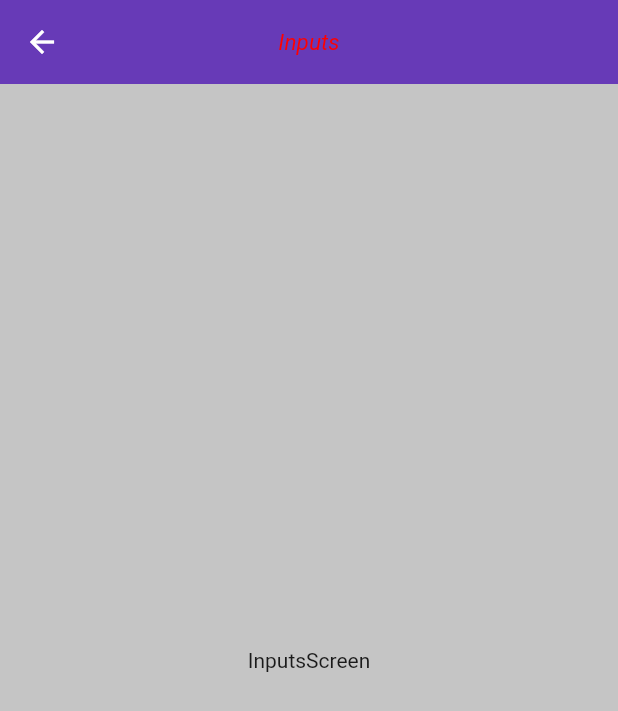
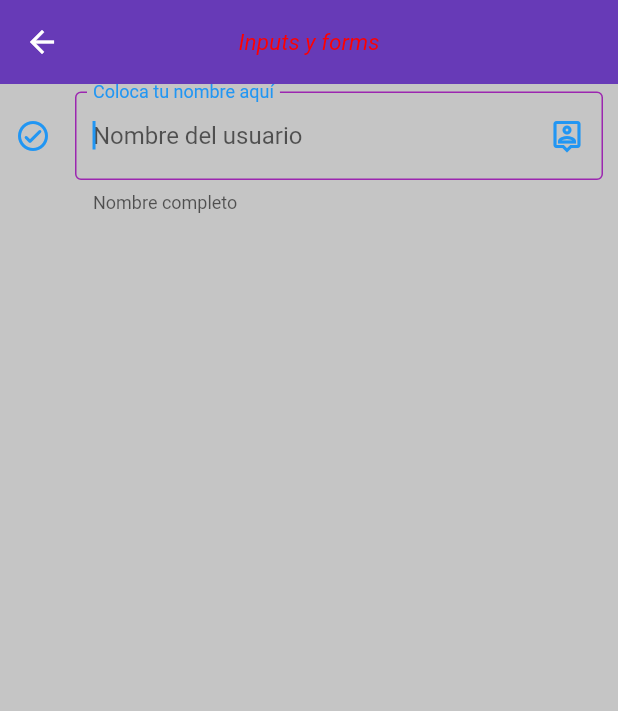
Before and after one commit to JonathanQuezada01/Flutter_componentes, a Flutter app: the InputsScreen screen opened by its route, on a phone screen of 412 x 824 dp. Shown: the top 711 px of the screen. Run offline on Flutter 3.47's test engine with Material 2 defaults, Android fonts, the phone set to English and light mode, and no system bars.

Commit message:
Creacion de input personalizado

```diff
--- a/lib/screens/inputs_screen.dart
+++ b/lib/screens/inputs_screen.dart
@@ -7,10 +7,44 @@ class InputsScreen extends StatelessWidget {
   Widget build(BuildContext context) {
     return Scaffold(
       appBar: AppBar(
-        title: const Text('Inputs'),
+        title: const Text('Inputs y forms'),
       ),
-      body: const Center(
-        child: Text('InputsScreen'),
+      body: SingleChildScrollView(
+        child: Padding(
+          padding: const EdgeInsets.symmetric(horizontal: 10, vertical: 5),
+          child: Column(
+            children: [
+              TextFormField(
+                autofocus: true,
+                initialValue: '', //Valor inicial del campo
+                autocorrect: true,
+                textCapitalization: TextCapitalization.words,
+                validator: (value) {
+                  if (value == null) {
+                    return 'Este campo es requerido';
+                  }
+                  //  else if (value.isNotEmpty) {
+                  //   return icon: Icon(Icons.check_box_icon);
+                  // }
+                  return value.isEmpty ? 'Debes de poner algo' : null;
+                },
+                autovalidateMode: AutovalidateMode.onUserInteraction,
+                decoration: const InputDecoration(
+                    helperText: 'Nombre completo',
+                    hintText: 'Nombre del usuario',
+                    labelText: 'Coloca tu nombre aquí',
+                    suffixIcon: Icon(Icons.person_pin_outlined),
+                    focusedBorder: OutlineInputBorder(
+                        borderSide: BorderSide(color: Colors.purple)),
+                    border: OutlineInputBorder(
+                        borderRadius: BorderRadius.only(
+                            bottomLeft: Radius.circular(10),
+                            topRight: Radius.circular(10))),
+                    icon: Icon(Icons.check_circle_outline_rounded)),
+              ),
+            ],
+          ),
+        ),
       ),
     );
   }
```
